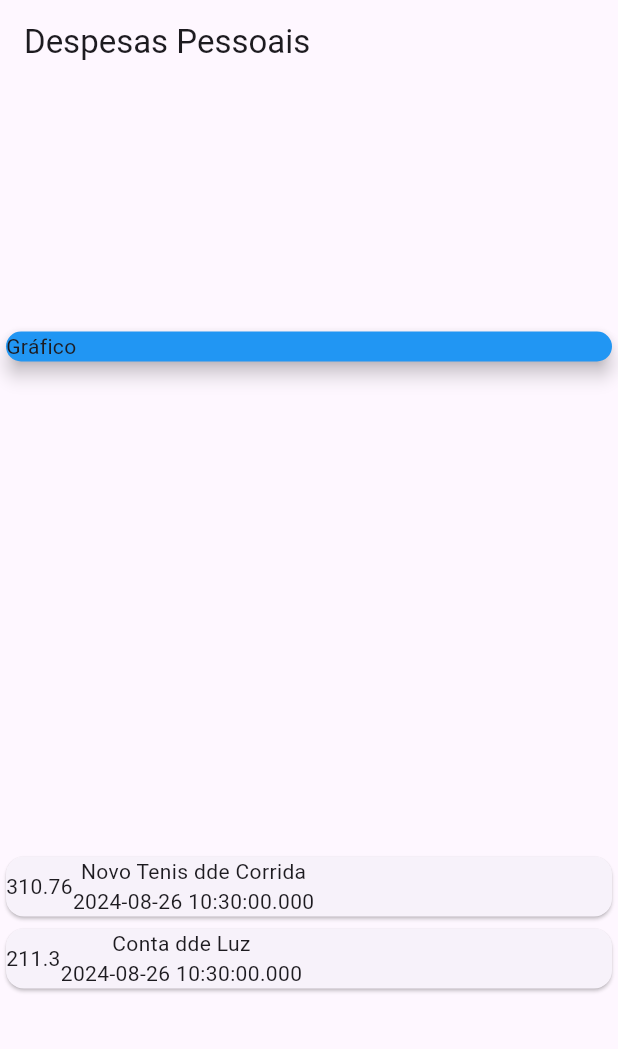
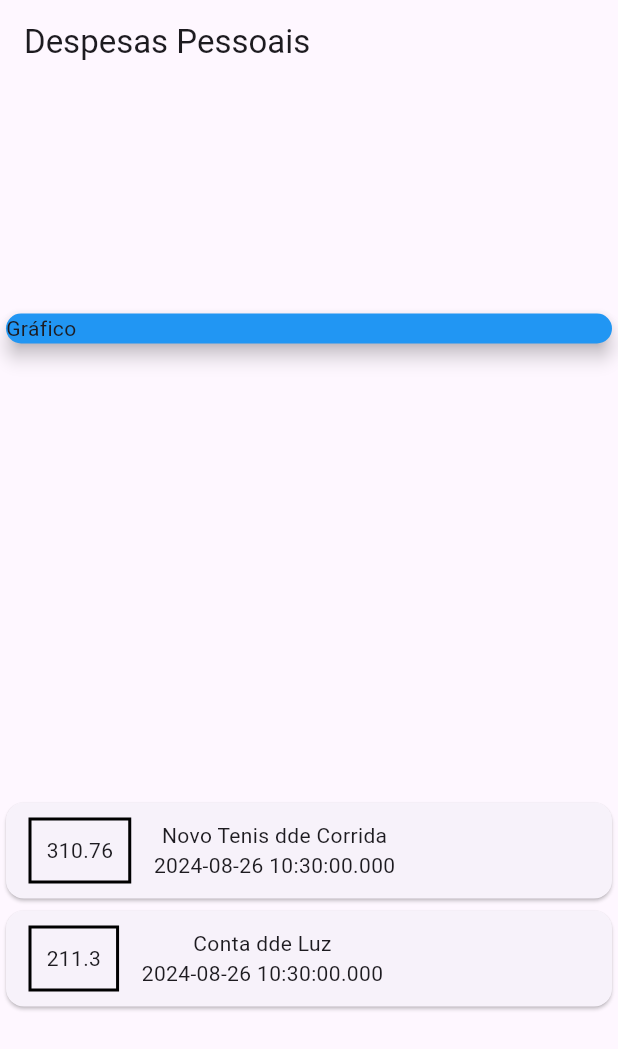
Before and after one commit to phsdeveloper/Mobile_Flutter_Estudo, a Flutter app: the screen it shows after launch, on a phone screen of 412 x 824 dp. Shown: the top 1049 px of the screen. Run offline on Flutter 3.47's test engine with Material 3 defaults, Android fonts, the phone set to English and light mode, and no system bars.

Commit message:
Aula 92. Finalizada e aplicativo executando

```diff
--- a/Projetos/Secao03/expenses/lib/main.dart
+++ b/Projetos/Secao03/expenses/lib/main.dart
@@ -1,5 +1,6 @@
 import 'package:expenses/models/transaction.dart';
 import 'package:flutter/material.dart';
+import 'package:flutter/widgets.dart';
 
 main() => runApp(const ExpensesApp());
 
@@ -45,8 +46,19 @@ class MyHomePage extends StatelessWidget {
             children: _transactions.map((tr) {
               return Card(
                 child: Row(
-                  children: <Widget>[
-                    SizedBox(
+                  children: [
+                    Container(
+                      margin: const EdgeInsets.symmetric(
+                        horizontal: 15,
+                        vertical: 10,
+                      ),
+                      decoration: BoxDecoration(
+                        border: Border.all(
+                          color: Colors.black,
+                          width: 2,
+                        )
+                      ),
+                      padding: const EdgeInsets.all(10),
                       child: Text(
                         tr.value.toString()
                       ),
```
